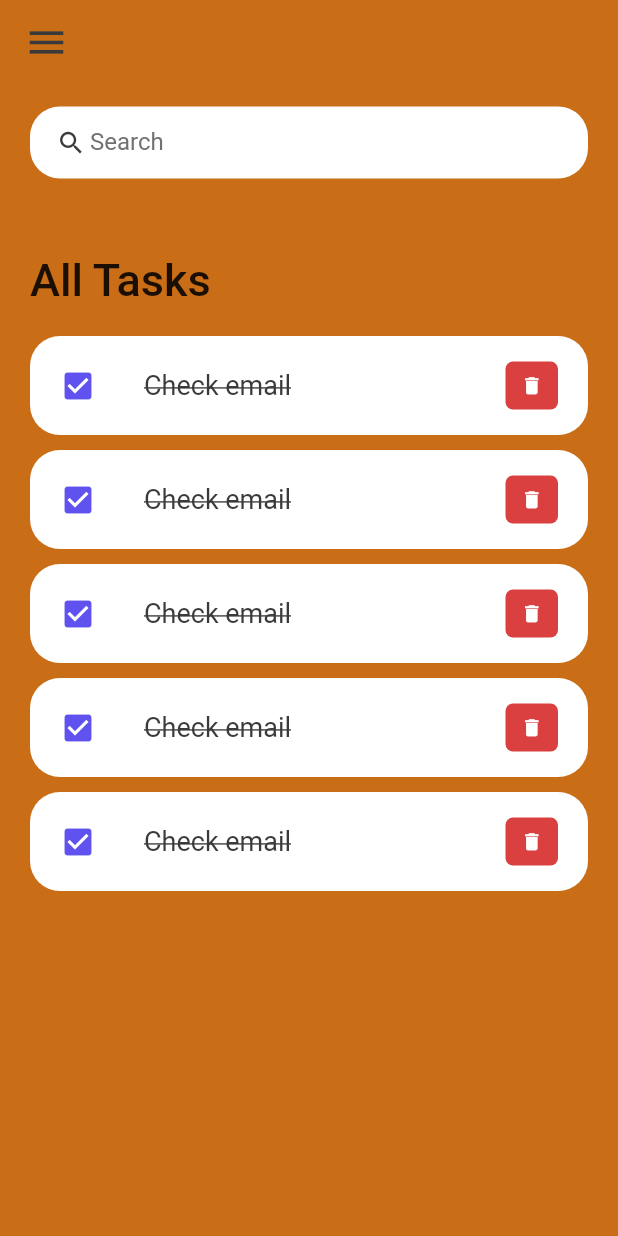
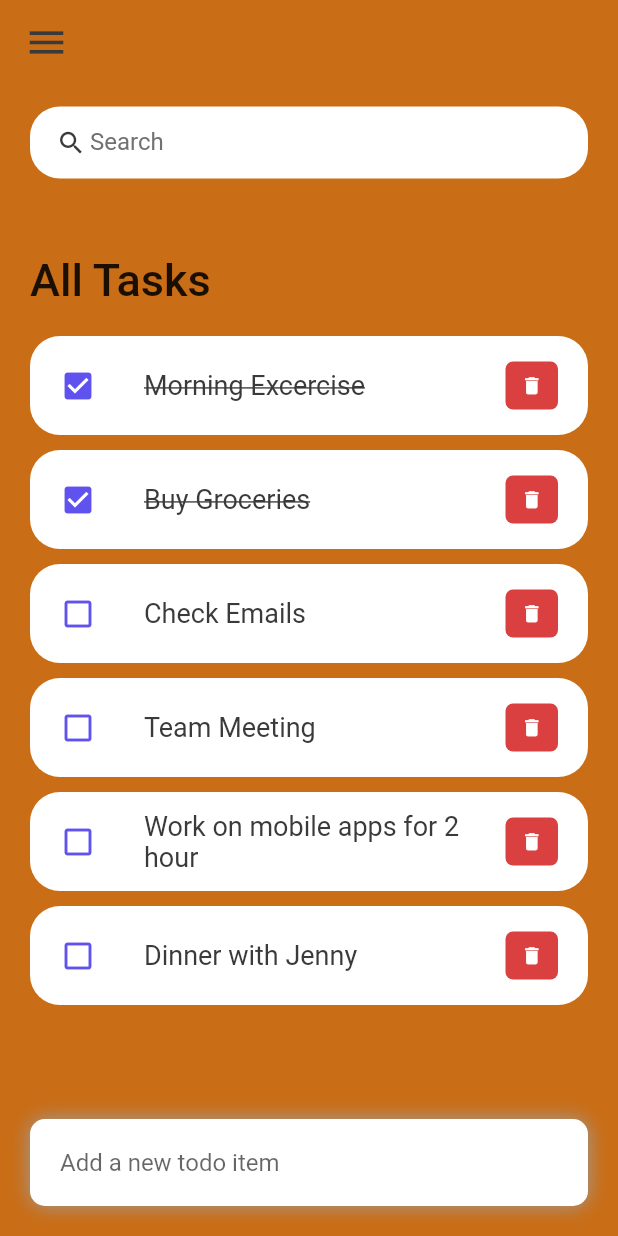
Before and after one commit to TripleJah/flutter_to_do_app, a Flutter app: the screen it shows after launch, on a phone screen of 412 x 824 dp. Run offline on Flutter 3.47's test engine with Material 2 defaults, Android fonts, the phone set to English and light mode, and no system bars.

Commit message:
button to add tasks finished

```diff
--- a/flutter_todo/lib/screens/home.dart
+++ b/flutter_todo/lib/screens/home.dart
@@ -1,16 +1,21 @@
 import 'package:flutter/material.dart';
 import '../constant/colors.dart';
 import '../widgets/todo_item.dart';
+import '../models/todo.dart';
 
 class Home extends StatelessWidget {
-  const Home({Key? key}) : super(key: key);
+  Home({Key? key}) : super(key: key);
+
+  final todosList = ToDo.todoList();
 
   @override
   Widget build(BuildContext context) {
     return Scaffold(
       backgroundColor: tdBGColor,
       appBar: _buildAppBar(),
-      body: Container(
+      body: Stack(
+        children: [
+          Container(
             padding: EdgeInsets.symmetric(
               horizontal: 20,
               vertical: 15
@@ -34,16 +39,47 @@ class Home extends StatelessWidget {
                           ),
                         ),
                       ),
-                  ToDoItem(),
-                  ToDoItem(),
-                  ToDoItem(),
-                  ToDoItem(),
-                  ToDoItem(),
+
+                      for ( ToDo todoo in todosList )
+                      ToDoItem(todo: todoo,),
                     ],
                   ),
                 )
               ],
             ),
+          ),
+          Align(
+            alignment: Alignment.bottomCenter,
+            child: Row(children: [
+              Expanded(
+                child: Container(
+                  margin: EdgeInsets.only(
+                    bottom: 20,
+                    left: 20,
+                    right: 20,
+                  ),
+                  padding: EdgeInsets.symmetric(horizontal: 20, vertical: 5),
+                  decoration: BoxDecoration(
+                    color: Colors.white,
+                    boxShadow: const [BoxShadow(
+                      color: Colors.grey,
+                      offset: Offset(0.0, 0.0),
+                      blurRadius: 10.0,
+                      spreadRadius: 0.0,
+                    ),],
+                    borderRadius: BorderRadius.circular(10),
+                  ),
+                  child: TextField(
+                    decoration: InputDecoration(
+                      hintText: 'Add a new todo item',
+                      border: InputBorder.none
+                    ),
+                  )
+                ),
+              ),
+            ]),
+          )
+        ],
       ),
     );
   }
--- a/flutter_todo/lib/widgets/todo_item.dart
+++ b/flutter_todo/lib/widgets/todo_item.dart
@@ -1,10 +1,14 @@
 import 'package:flutter/material.dart';
 import '../constant/colors.dart';
+import '../models/todo.dart';
+
 
 
 
 class ToDoItem extends StatelessWidget {
-  const ToDoItem({Key? key}) : super(key: key);
+  final ToDo todo;
+
+  const ToDoItem({Key? key, required this.todo}) : super(key: key);
 
   @override
   Widget build(BuildContext context) {
@@ -19,13 +23,16 @@ class ToDoItem extends StatelessWidget {
         ),
         contentPadding: EdgeInsets.symmetric(horizontal: 20, vertical: 5),
         tileColor: Colors.white,
-        leading: Icon(Icons.check_box, color: tdBlue,),
+        leading: Icon(
+          todo.isDone? Icons.check_box : Icons.check_box_outline_blank,
+          color: tdBlue,
+          ),
         title: Text(
-          'Check email',
+          todo.todoText!,
           style: TextStyle(
             fontSize: 18,
             color: tdBlack,
-            decoration: TextDecoration.lineThrough,
+            decoration: todo.isDone? TextDecoration.lineThrough : null,
           ),
         ),
         trailing: Container(
```
Lines whose indentation alone changed are shown as unchanged.
